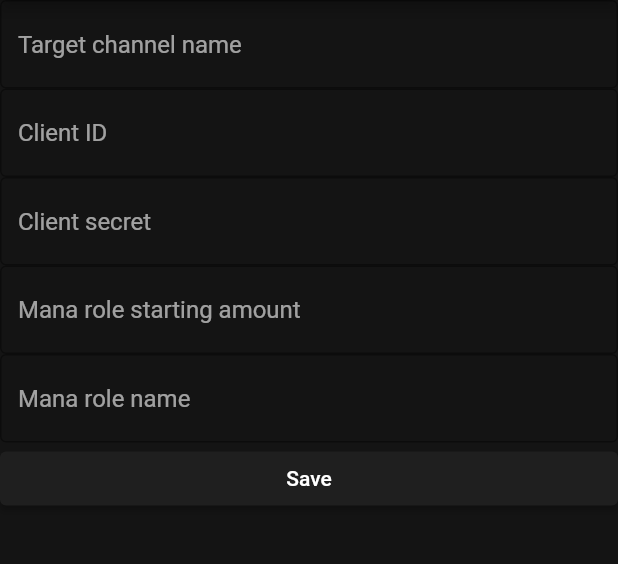
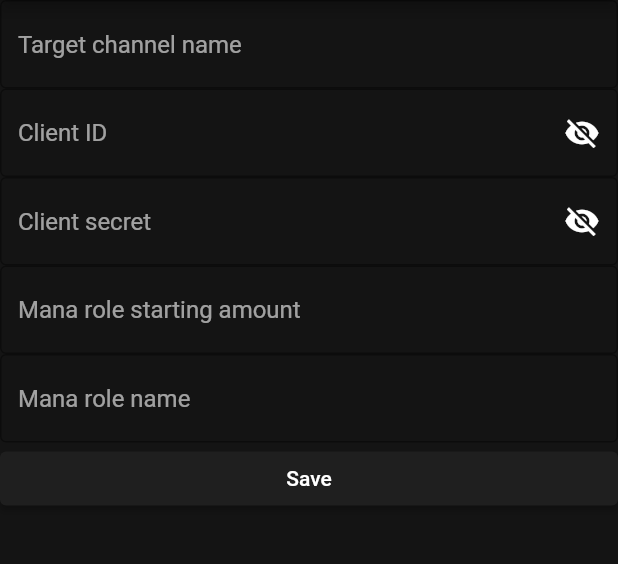
Before and after one commit to bullbulk/trovo-helper, a Flutter app: the SettingsScreen screen opened directly, on a phone screen of 412 x 824 dp, the part 84-648 px from its top. Run offline on Flutter 3.47's test engine with Material 2 defaults, Android fonts, the phone set to English and light mode, and no system bars; our stand-ins replace cached_network_image, dio, event_bus, flutter_secure_storage, get, localstorage and 1 more; missing offline and left inert: dog, jovial_svg, random_string_generator; accounts and stored records are empty.

Commit message:
settings screen enhancements

```diff
--- a/lib/api/stream/stream.dart
+++ b/lib/api/stream/stream.dart
@@ -60,7 +60,7 @@ class ChatStream {
     socket.add(jsonEncode({
       "type": "AUTH",
       "nonce": nonce,
-      "data": {"token": token}
+      "data": {"token": token},
     }));
   }
 
--- /dev/null
+++ b/lib/elements/obscured_field.dart
@@ -0,0 +1,50 @@
+import 'package:flutter/material.dart';
+
+class ObscuredTextField extends StatefulWidget {
+  final TextInputType keyboardType;
+  final TextEditingController controller;
+  final InputDecoration decoration;
+
+  const ObscuredTextField({
+    Key? key,
+    this.keyboardType = TextInputType.text,
+    required this.controller,
+    required this.decoration,
+  }) : super(key: key);
+
+  @override
+  State<ObscuredTextField> createState() => _ObscuredTextFieldState();
+}
+
+class _ObscuredTextFieldState extends State<ObscuredTextField> {
+  bool _passwordVisible = true;
+
+  @override
+  void initState() {
+    super.initState();
+    _passwordVisible = false;
+  }
+
+  @override
+  Widget build(BuildContext context) {
+    return TextFormField(
+      keyboardType: widget.keyboardType,
+      controller: widget.controller,
+      obscureText: !_passwordVisible,
+      decoration: widget.decoration.copyWith(
+        suffixIcon: IconButton(
+          icon: Icon(
+            _passwordVisible ? Icons.visibility : Icons.visibility_off,
+            color: IconTheme.of(context).color,
+          ),
+          onPressed: () {
+            setState(() {
+              _passwordVisible = !_passwordVisible;
+            });
+          },
+        ),
+      ),
+    );
+    ;
+  }
+}
--- a/lib/screens/settings.dart
+++ b/lib/screens/settings.dart
@@ -2,6 +2,7 @@ import 'package:flutter/material.dart';
 import 'package:trovo_helper/api/utils/options.dart';
 import 'package:trovo_helper/const.dart';
 import 'package:trovo_helper/elements/drawer.dart';
+import 'package:trovo_helper/elements/obscured_field.dart';
 import 'package:trovo_helper/utils/storage.dart';
 
 class SettingsScreen extends StatelessWidget {
@@ -53,6 +54,9 @@ class SettingsScreen extends StatelessWidget {
         ),
         drawer: const NavDrawer(),
         body: Center(
+          child: SizedBox(
+            width: 600,
+            child: Center(
               child: ListView(
                 children: <Widget>[
                   TextField(
@@ -62,14 +66,14 @@ class SettingsScreen extends StatelessWidget {
                       hintText: 'Target channel name',
                     ),
                   ),
-              TextField(
+                  ObscuredTextField(
                     controller: clientIdController,
                     decoration: const InputDecoration(
                       border: OutlineInputBorder(),
                       hintText: 'Client ID',
                     ),
                   ),
-              TextField(
+                  ObscuredTextField(
                     controller: clientSecretController,
                     decoration: const InputDecoration(
                       border: OutlineInputBorder(),
@@ -77,6 +81,7 @@ class SettingsScreen extends StatelessWidget {
                     ),
                   ),
                   TextField(
+                    keyboardType: TextInputType.number,
                     controller: roleManaAmountController,
                     decoration: const InputDecoration(
                       border: OutlineInputBorder(),
@@ -97,6 +102,9 @@ class SettingsScreen extends StatelessWidget {
                       child: const Text("Save"))
                 ],
               ),
-        ));
+            ),
+          ),
+        ),
+    );
   }
 }
--- a/lib/utils/images.dart
+++ b/lib/utils/images.dart
@@ -46,5 +46,4 @@ Future<void> loadImageWidgets() async {
     var name = assetKey.split("/").last.split(".")[0];
     imagesWidgets[name] = ScalableImageWidget(si: si);
   }
-  print(imagesWidgets);
 }
```
Also changed, not shown: lib/elements/drawer.dart (+19 -8 lines). Lines whose indentation alone changed are shown as unchanged.
